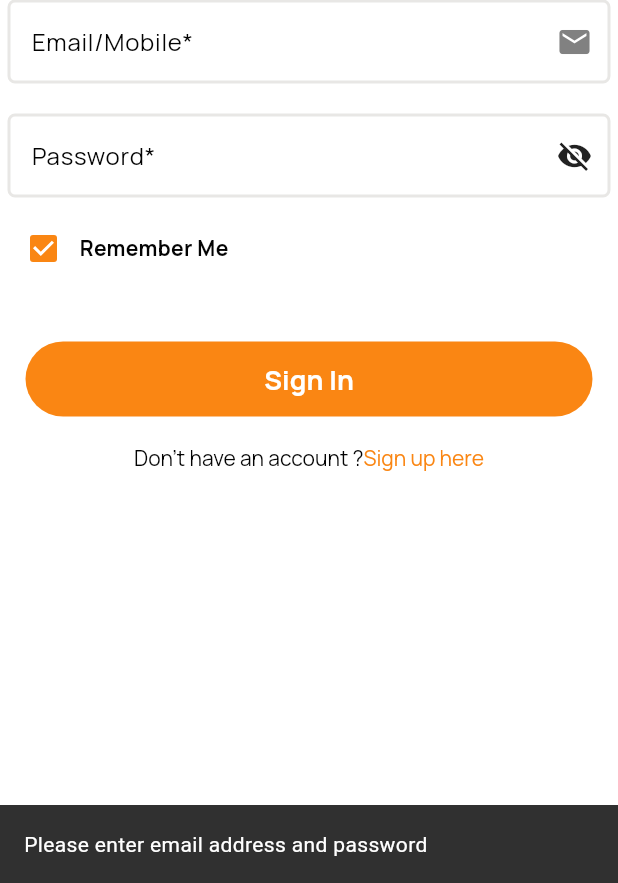
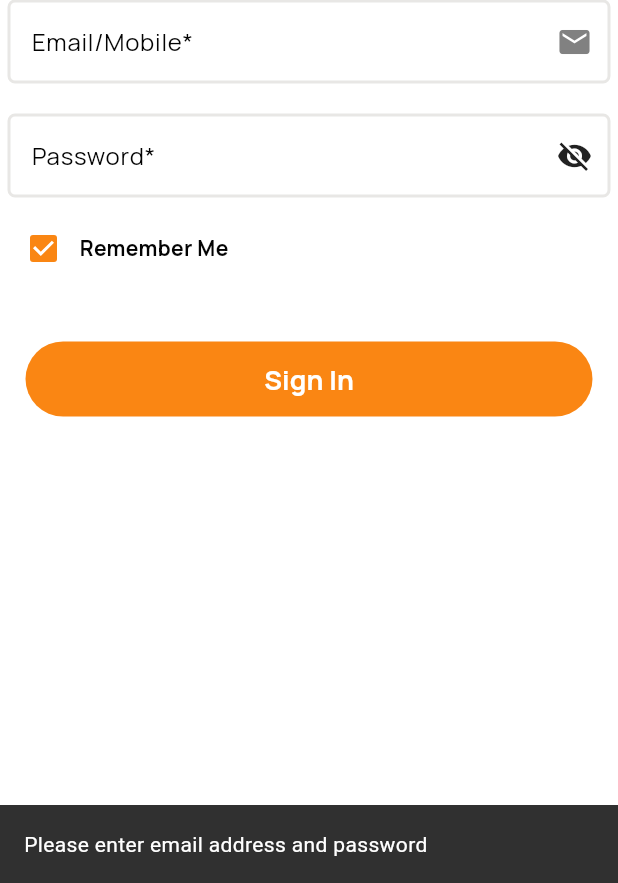
Before and after one commit to Prapadtechnologies/arha-business, a Flutter app: the screen it shows after launch, after a tap on "Sign In", on a phone screen of 412 x 824 dp, the part 353-1236 px from its top. Run offline on Flutter 3.47's test engine with Material 3 defaults, Android fonts, the phone set to English and light mode, and no system bars; drawn by our look-alikes of nb_utils; our stand-ins replace cached_network_image, carousel_slider, file_picker, firebase_core, firebase_messaging, flutter_feather_icons and 14 more; missing offline and left inert: bottom_bar, dart:ffi, flutter_google_places_hoc081098, google_api_headers, rainbow_color; accounts and stored records are empty; Roboto replaces fonts that are missing (Display); statements that could not run were skipped.

Commit message:
code has been uploaded

```diff
--- a/lib/Screen/Authentication/sign_in.dart
+++ b/lib/Screen/Authentication/sign_in.dart
@@ -148,7 +148,7 @@ class _SignInState extends State<SignIn> {
                               }
                           },
                          ),
-                      const SizedBox(height: 10.0),
+                     /* const SizedBox(height: 10.0),
                       RichText(
                         text: TextSpan(
                           text: 'dont_have_an_account'.tr,
@@ -161,7 +161,7 @@ class _SignInState extends State<SignIn> {
                         ),
                       ).onTap(
                         () => Get.off(SignUp()),
-                      ),
+                      ),*/
                     ],
                   ),)
                 ),
--- a/lib/Screen/Home/dashboard.dart
+++ b/lib/Screen/Home/dashboard.dart
@@ -409,7 +409,7 @@ if(_currentPosition!=null){
                             crossAxisAlignment: CrossAxisAlignment.start,
                             children: [
                               //search autoconplete input
-                             Container(
+                            /* Container(
                                   child: InkWell(
                                       onTap: () async {
                                         var place =
@@ -591,7 +591,7 @@ if(_currentPosition!=null){
                                       ),
                                     ),
                                   ),
-                              ),
+                              ),*/
 
                               CarouselSlider.builder(
                                 options: CarouselOptions(
@@ -646,7 +646,7 @@ if(_currentPosition!=null){
 
                               const SizedBox(height: 20),
 
-                              Text('Customer Dashboard'.tr,
+                              Text('Business Dashboard'.tr,
                                 style: kTextStyle.copyWith(
                                     color: kTitleColor,
                                     fontWeight: FontWeight.bold,
--- a/lib/main.dart
+++ b/lib/main.dart
@@ -13,7 +13,7 @@ Future<void> main() async {
   final box = GetStorage();
   WidgetsFlutterBinding.ensureInitialized();
   const firebaseOptions = FirebaseOptions(
-    appId: '1:696555057769:android:13fa3d05f669fc7602a8f8',
+    appId: '1:696555057769:android:c7a9bce37902a53802a8f8',
     apiKey: 'AIzaSyA2lXnXLx2IFT5LoGQATs8VefD-LhYyobE',
     projectId: 'courier-8637f',
     messagingSenderId: '696555057769',
@@ -60,7 +60,7 @@ class MyApp extends StatelessWidget {
               debugShowCheckedModeBanner: false,
               translations: Languages(),
               locale: lang,
-              title: 'Arha Merchant',
+              title: 'Arha Business',
               theme: ThemeData(fontFamily: 'Display'),
               home: const SplashScreen(),
             )));
```
Also changed, not shown: 5 other files.
